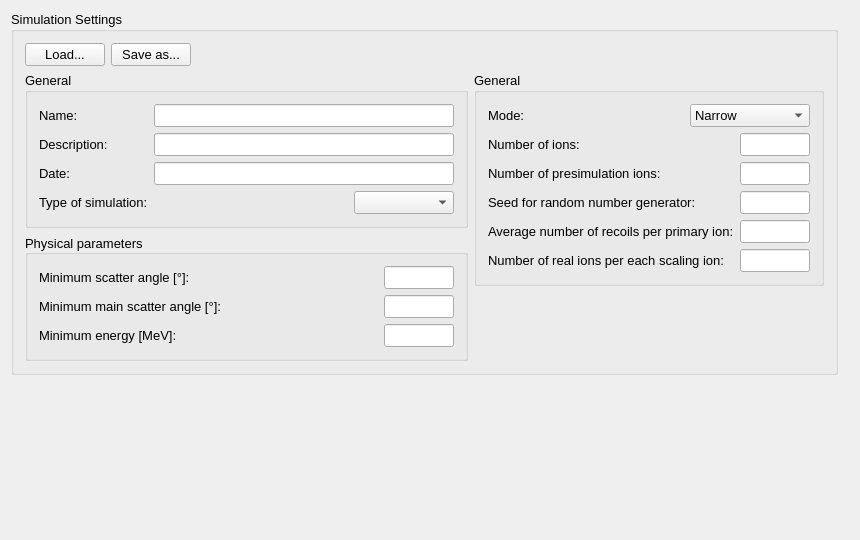
JYU-IBA/potku, file ui_files/ui_request_simulation_settings.ui: the form before one commit.
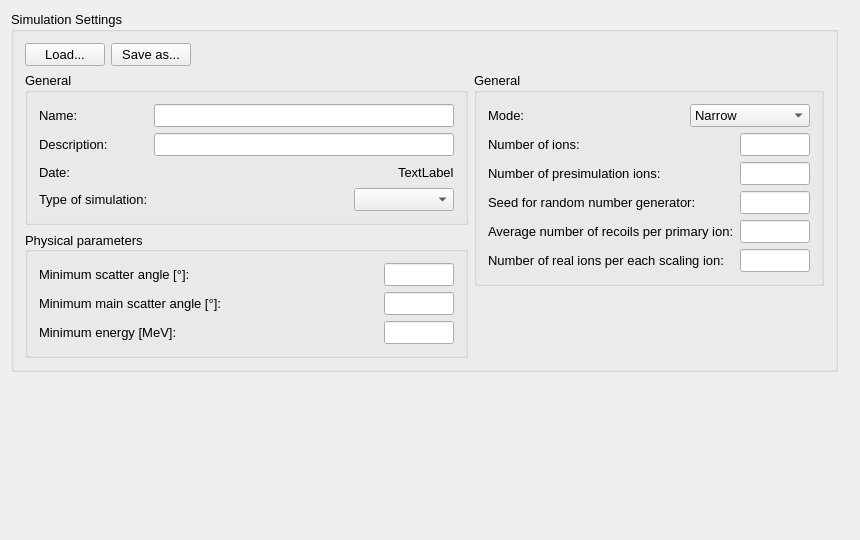
The form after the commit.

Commit message:
Saving simulation parameters to Simulation object
Added reading parameters from Request Settings view and storing them in
Simulation object.

The edit to the form file:
```diff
--- a/ui_files/ui_request_simulation_settings.ui
+++ b/ui_files/ui_request_simulation_settings.ui
@@ -189,18 +189,9 @@
                   </spacer>
                  </item>
                  <item>
-                  <widget class="QLineEdit" name="energyLineEdit_2">
-                   <property name="minimumSize">
-                    <size>
-                     <width>300</width>
-                     <height>0</height>
-                    </size>
-                   </property>
-                   <property name="maximumSize">
-                    <size>
-                     <width>100</width>
-                     <height>16777215</height>
-                    </size>
+                  <widget class="QLabel" name="dateLabel">
+                   <property name="text">
+                    <string>TextLabel</string>
                    </property>
                   </widget>
                  </item>
```
Left out of the diff: 24 changed lines with no effect on the pictures. The commit also changes 1 other file.
